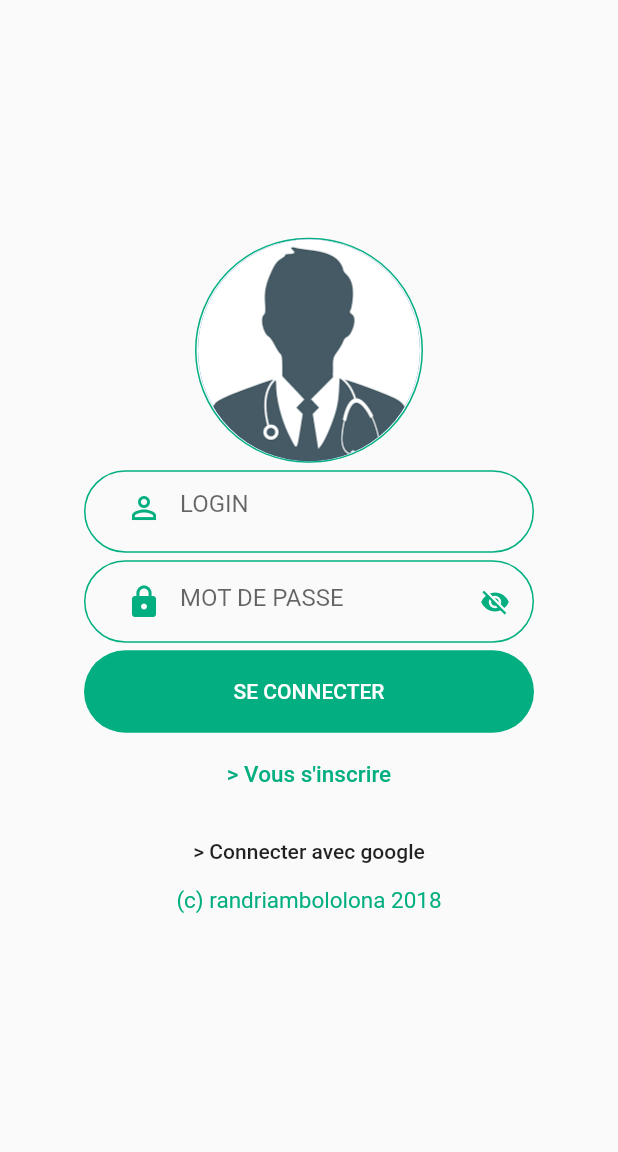
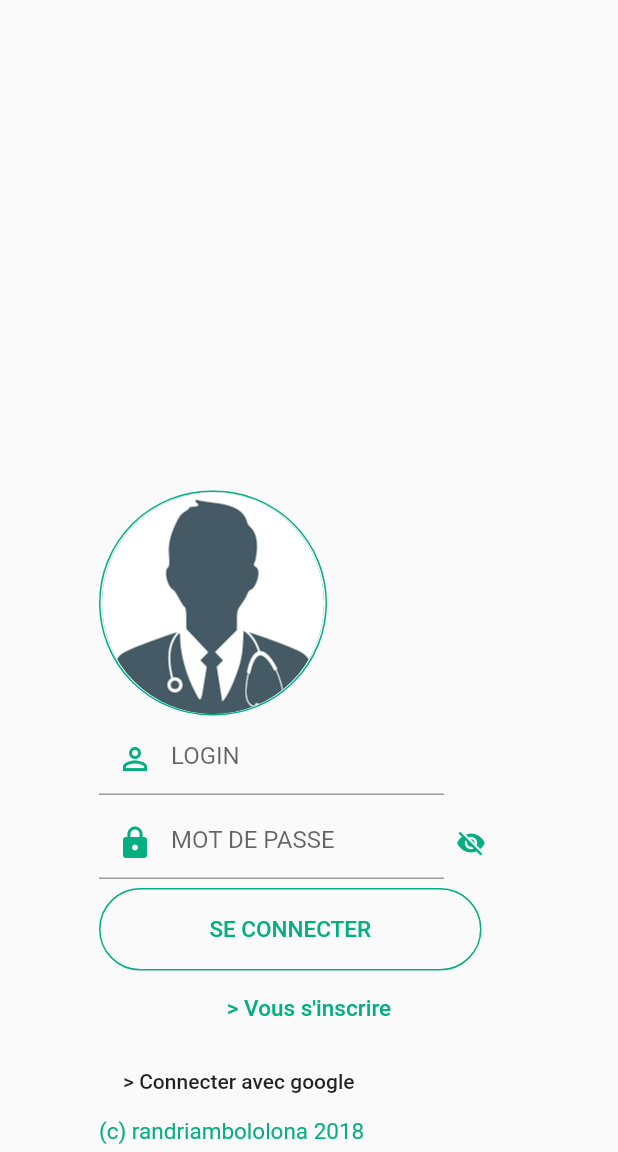
Before and after one commit to partnercloudsupport/fltcabinet, a Flutter app: the screen it shows after launch, on a phone screen of 412 x 824 dp, the part 84-1236 px from its top. Run offline on Flutter 3.47's test engine with Material 2 defaults, Android fonts, the phone set to English and light mode, and no system bars; our stand-ins replace cloud_firestore, firebase_auth, firebase_core, firebase_database, google_sign_in, image_picker; missing offline and left inert: validator; accounts and stored records are empty; Roboto replaces fonts that are missing (Arial).

Commit message:
Modification of connection'page
1 - Add controller for connection
2 - Modify the IHM

```diff
--- a/lib/general/inscription.dart
+++ b/lib/general/inscription.dart
@@ -561,7 +561,7 @@ class _InscriptionState extends State<Inscription> {
 
 //insert into database all informations
   _validateInscription() {
-    if (patientSrv.addPatient(
+    if (!patientSrv.addPatient(
         _nomController,
         _prenomController,
         _dateNaissanceController,
--- a/lib/general/seConnecter.dart
+++ b/lib/general/seConnecter.dart
@@ -47,11 +47,10 @@ class _SeConnecterState extends State<SeConnecter> {
     });
 
     return new Column(
-      mainAxisAlignment: MainAxisAlignment.center,
+      crossAxisAlignment: CrossAxisAlignment.start,
+      mainAxisAlignment: MainAxisAlignment.end,
       children: <Widget>[
-        new Padding(
-          padding: new EdgeInsets.only(top: 0.0),
-          child: new Container(
+        new Container(
             height: _height,
             decoration: BoxDecoration(
               border: Border.all(
@@ -64,24 +63,21 @@ class _SeConnecterState extends State<SeConnecter> {
               radius: 75.0,
             ),
           ),
-        ),
         new Padding(
           padding: EdgeInsets.only(top: 5.0),
           child: new Container(
-            width: utils.widthInput,
+            width: utils.widthInput - 50.0,
             height: utils.heightInput,
-            decoration: BoxDecoration(
-              border: Border.all(color: utils.colorGlobal),
-              borderRadius: BorderRadius.circular(30.0),
-            ),
-            padding: EdgeInsets.only(
-              left: 15.0,
-            ),
+            // decoration: BoxDecoration(
+            //   border: Border.all(color: utils.colorGlobal),
+            //   borderRadius: BorderRadius.circular(30.0),
+            // ),
+            // padding: EdgeInsets.only(left: 15.0,),
             child: new TextField(
               controller: _loginController,
               decoration: InputDecoration(
                 hintText: 'LOGIN',
-                border: InputBorder.none,
+                // border: InputBorder.none,
                 prefixIcon: Icon(Icons.person_outline, color: utils.colorBase,),
               ),
               onChanged: (String newValue) {
@@ -112,22 +108,20 @@ class _SeConnecterState extends State<SeConnecter> {
           child: new Container(
             height: utils.heightInput,
             width: utils.widthInput,
-            padding: EdgeInsets.only(
-              left: 15.0,
-            ),
-            decoration: BoxDecoration(
-              border: Border.all(color: utils.colorGlobal),
-              borderRadius: BorderRadius.circular(30.0),
-            ),
+            // padding: EdgeInsets.only(left: 15.0,),
+            // decoration: BoxDecoration(
+            //   border: Border.all(color: utils.colorGlobal),
+            //   borderRadius: BorderRadius.circular(30.0),
+            // ),
             child: new Row(
               children: <Widget>[
                 new Container(
-                  width: 240.0,
+                  width: utils.widthInput - 50.0,
                   child: new TextField(
                     controller: _passwdController,
                     decoration: InputDecoration(
                       hintText: 'MOT DE PASSE',
-                      border: InputBorder.none,
+                      // border: InputBorder.none,
                       prefixIcon: Icon(Icons.lock, color: utils.colorBase,) ,
                     ),
                     obscureText: _isShow,
@@ -183,16 +177,17 @@ class _SeConnecterState extends State<SeConnecter> {
             top: 5.0,
           ),
           child: new Container(
-            width: utils.widthInput,
+            width: utils.widthInput - 25.0,
             height: _heightButton,
             decoration: BoxDecoration(
-              color: utils.colorGlobal,
+              // color: utils.colorGlobal,
+              border: Border.all(color: utils.colorBase),
               borderRadius: BorderRadius.circular(30.0),
             ),
             child: new MaterialButton(
               child: Text(
                 'SE CONNECTER',
-                style: utils.styleWhite,
+                style: utils.myStyleGlobal,
               ),
               onPressed: _seConnecter,
             ),
@@ -232,7 +227,7 @@ class _SeConnecterState extends State<SeConnecter> {
           ),
         ),
         new Padding(
-          padding: EdgeInsets.only(top: 0.0),
+          padding: EdgeInsets.only(top: 0.0, bottom: 5.0,),
           child: new Text(
             '(c) randriambololona 2018',
             style: utils.myStyleGlobal,
--- a/lib/main.dart
+++ b/lib/main.dart
@@ -22,6 +22,7 @@ class AppCabinet extends StatelessWidget {
   Widget build(BuildContext context) {
     return MaterialApp(
       title: 'cabinet',
+      theme: ThemeData(primaryColor: utils.colorBase,),
       routes: <String, WidgetBuilder>{
         Inscription.routeName: (BuildContext context) => new Inscription(),
         ListUser.rootName: (BuildContext context) => new ListUser(),
--- a/lib/utils/utils.dart
+++ b/lib/utils/utils.dart
@@ -46,15 +46,14 @@ TextStyle get styleWhite {
   );
 }
 
+double get heightInput {
+  return 50.0;
+}
+
 double get widthInput {
-  return 300.0;
+  return 280.0;
 }
 
 double get widthLabel {
   return 80.0;
 }
-
-double get heightInput {
-  return 55.0;
-
-}
```
